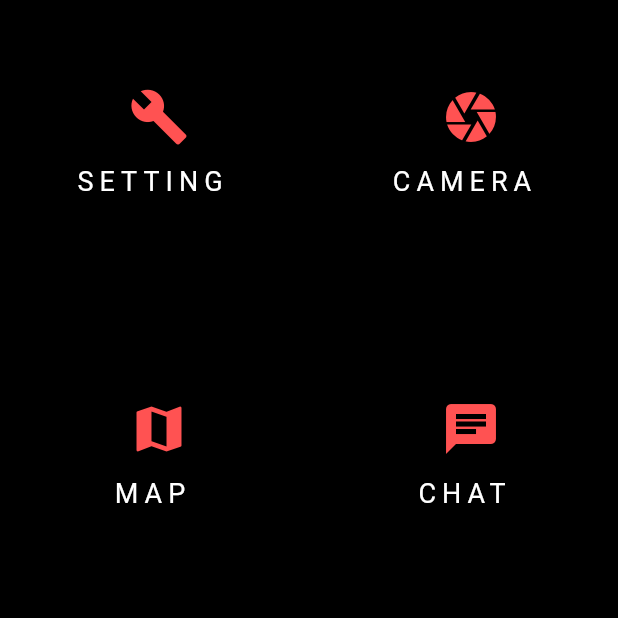
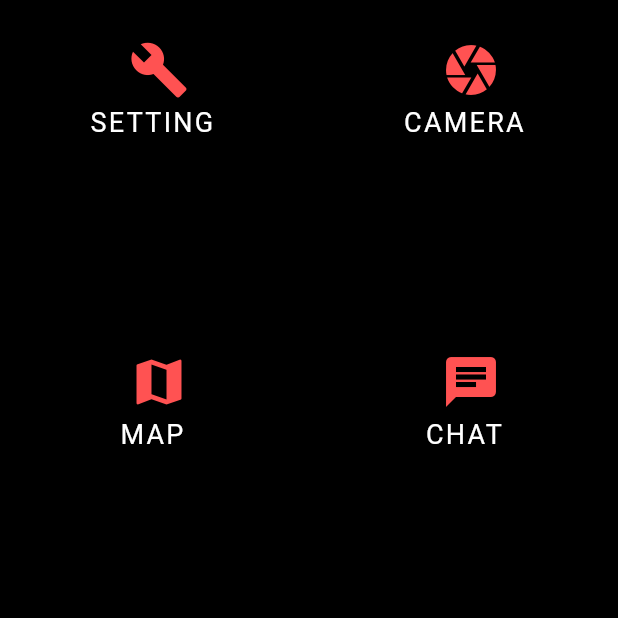
Before and after one commit to zhangdoa/Unboungo, a Flutter app: the screen it shows after launch, after a tap on "Facebook", on a phone screen of 412 x 824 dp, the top half of it. Run offline on Flutter 3.47's test engine with Material 2 defaults, Android fonts, the phone set to English and light mode, and no system bars; our stand-ins replace camera, cloud_firestore, device_info, firebase_auth, firebase_core, flutter_map and 3 more; accounts and stored records are empty.

Commit message:
Refactor to screen adaptive size.
Added custom Widget builder collection class.

```diff
--- a/lib/AboutPage.dart
+++ b/lib/AboutPage.dart
@@ -16,11 +16,10 @@ class AboutPageState extends State<AboutPage> {
         decoration: BoxDecoration(
           color: getThemeData().backgroundColor,
         ),
-        child: Column(
-          children: <Widget>[
-            buildCenterLogo(
-            'ABOUT', 20.0, Icons.adb, getThemeData().accentColor),
-            Divider(height: 12.0),
+        child: Column(children: <Widget>[
+          UBWidgetBuilder().buildCenterLogo(
+              context, 'ABOUT', 20.0, Icons.adb, getThemeData().accentColor),
+          UBWidgetBuilder().buildDivider(context, 12.0),
           Text(
             "Copyright (c) 2019 zhangdoa",
             style: new TextStyle(
@@ -30,8 +29,6 @@ class AboutPageState extends State<AboutPage> {
             ),
             textAlign: TextAlign.center,
           )
-          ]
-        )
-    );
+        ]));
   }
 }
--- a/lib/Interactor.dart
+++ b/lib/Interactor.dart
@@ -51,6 +51,7 @@ class FriendListInteractor {
     });
   }
 }
+
 class RecentChatInteractor {
   RecentChatPresenter _presenter;
   RecentChatRepository _repository;
@@ -71,7 +72,6 @@ class RecentChatInteractor {
     });
   }
 }
-
 
 class ChatMessageInteractor {
   ChatMessagePresenter _presenter;
--- a/lib/LogInPage.dart
+++ b/lib/LogInPage.dart
@@ -12,6 +12,13 @@ import 'package:unboungo/WidgetBuilders.dart';
 import 'package:unboungo/Theme.dart';
 
 class LogInPage extends StatefulWidget {
+  final double screenResolutionFactor;
+
+  LogInPage({
+    Key key,
+    this.screenResolutionFactor,
+  }) : super(key: key);
+
   @override
   State createState() => new LogInPageState();
 }
@@ -29,56 +36,42 @@ class LogInPageState extends State<LogInPage> implements UserAccountPresenter {
       ),
       child: new Column(
         children: <Widget>[
-          buildCenterLogo('UNBOUNGO', 24.0, Icons.device_hub, getThemeData().accentColor),
+          UBWidgetBuilder().buildCenterLogo(context, 'UNBOUNGO', 24.0,
+              Icons.device_hub, getThemeData().accentColor),
           buildLoadingCircularProgressIndicator(),
-          buildLabel("EMAIL", getThemeData().accentColor),
-          buildInputFieldContainer('example@example.com', _textController),
-          Divider(
-            height: 24.0,
-          ),
-          buildLabel("PASSWORD", getThemeData().accentColor),
-          buildInputFieldContainer('********', _textController),
-          Divider(
-            height: 24.0,
-          ),
-          buildRoundButton('Log in', getThemeData().accentColor, signInWithEmail),
-          Divider(
-            height: 24.0,
-          ),
-          Text(
-            "OR CONNECT WITH",
-            style: TextStyle(
-              color: Colors.grey,
-              fontWeight: FontWeight.bold,
-            ),
-          ),
-          Divider(
-            height: 24.0,
-          ),
+          UBWidgetBuilder()
+              .buildLabel(context, "EMAIL", getThemeData().accentColor),
+          UBWidgetBuilder().buildInputFieldContainer(
+              context, 'example@example.com', _textController),
+          UBWidgetBuilder().buildDivider(context, 24.0),
+          UBWidgetBuilder()
+              .buildLabel(context, "PASSWORD", getThemeData().accentColor),
+          UBWidgetBuilder()
+              .buildInputFieldContainer(context, '********', _textController),
+          UBWidgetBuilder().buildDivider(context, 24.0),
+          UBWidgetBuilder().buildRoundButton(
+              context, 'Log in', getThemeData().accentColor, signInWithEmail),
+          UBWidgetBuilder().buildDivider(context, 24.0),
+          UBWidgetBuilder()
+              .buildSplitText(context, "OR CONNECT WITH", Colors.grey),
+          UBWidgetBuilder().buildDivider(context, 24.0),
           Row(
             children: <Widget>[
-              buildRowButtonPadder(),
+              UBWidgetBuilder().buildRowButtonPadder(context, 8.0, 0.25),
               Expanded(
-                child: buildRoundButton(
-                    'Google', Color(0xffdd4b39), signInWithGoogle),
+                child: UBWidgetBuilder().buildRoundButton(
+                    context, 'Google', Color(0xffdd4b39), signInWithGoogle),
               ),
-              buildRowButtonPadder(),
+              UBWidgetBuilder().buildRowButtonPadder(context, 8.0, 0.25),
               Expanded(
-                child: buildRoundButton(
-                    'Facebook', Color(0Xff3B5998), signInWithFacebook),
+                child: UBWidgetBuilder().buildRoundButton(
+                    context, 'Facebook', Color(0Xff3B5998), signInWithFacebook),
               ),
-              buildRowButtonPadder(),
+              UBWidgetBuilder().buildRowButtonPadder(context, 8.0, 0.25),
             ],
           )
         ],
       ),
-    );
-  }
-
-  Container buildRowButtonPadder() {
-    return Container(
-      margin: EdgeInsets.all(8.0),
-      decoration: BoxDecoration(border: Border.all(width: 0.25)),
     );
   }
 
@@ -87,8 +80,8 @@ Widget buildLoadingCircularProgressIndicator() {
         ? Container(
             child: Center(
               child: CircularProgressIndicator(
-          valueColor:
-          AlwaysStoppedAnimation<Color>(getThemeData().accentColor)),
+                  valueColor: AlwaysStoppedAnimation<Color>(
+                      getThemeData().accentColor)),
             ),
             color: Colors.white.withOpacity(1.0),
           )
--- a/lib/MainScreen.dart
+++ b/lib/MainScreen.dart
@@ -44,14 +44,14 @@ class MainScreenState extends State<MainScreen>
       mainAxisSpacing: 4.0,
       crossAxisSpacing: 4.0,
       children: <Widget>[
-        buildPageEntryIconButton(
-            'SETTING', 18.0, Icons.build, getThemeData().accentColor, _goToSettingPage),
-        buildPageEntryIconButton(
-            'CAMERA', 18.0, Icons.camera, getThemeData().accentColor, _goToCameraPage),
-        buildPageEntryIconButton(
-            'MAP', 18.0, Icons.map, getThemeData().accentColor, _goToMapPage),
-        buildPageEntryIconButton(
-            'CHAT', 18.0, Icons.chat, getThemeData().accentColor, _goToChatPage),
+        UBWidgetBuilder().buildPageEntryIconButton(context, 'SETTING', 18.0,
+            Icons.build, getThemeData().accentColor, _goToSettingPage),
+        UBWidgetBuilder().buildPageEntryIconButton(context, 'CAMERA', 18.0,
+            Icons.camera, getThemeData().accentColor, _goToCameraPage),
+        UBWidgetBuilder().buildPageEntryIconButton(context, 'MAP', 18.0,
+            Icons.map, getThemeData().accentColor, _goToMapPage),
+        UBWidgetBuilder().buildPageEntryIconButton(context, 'CHAT', 18.0,
+            Icons.chat, getThemeData().accentColor, _goToChatPage),
       ],
     );
   }
--- a/lib/WidgetBuilders.dart
+++ b/lib/WidgetBuilders.dart
@@ -1,7 +1,29 @@
 import 'package:flutter/material.dart';
 import 'package:flutter/cupertino.dart';
 
-Widget buildRoundButton(text, textColor, onPressedCallback) {
+class UBWidgetBuilder {
+  static final UBWidgetBuilder _singleton = new UBWidgetBuilder._internal();
+
+  factory UBWidgetBuilder() {
+    return _singleton;
+  }
+
+  UBWidgetBuilder._internal();
+
+  double _getDevicePixelRatio(context) {
+    var mediaQueryData = MediaQuery.of(context);
+    //var factor = 2880.0 / mediaQueryData.size.height;
+    var w = mediaQueryData.size.width / 2880.0;
+    var h = mediaQueryData.size.height / 1440.0;
+    var factor = mediaQueryData.devicePixelRatio * w / h;
+    return factor;
+  }
+
+  Widget buildDivider(context, height) {
+    return Divider(height: height * _getDevicePixelRatio(context));
+  }
+
+  Widget buildRoundButton(context, text, textColor, onPressedCallback) {
     return new FlatButton(
         shape: new RoundedRectangleBorder(
           borderRadius: new BorderRadius.circular(30.0),
@@ -15,32 +37,69 @@ Widget buildRoundButton(text, textColor, onPressedCallback) {
         highlightColor: Colors.white70,
         splashColor: Colors.transparent,
         textColor: Colors.white,
-      padding: EdgeInsets.fromLTRB(30.0, 15.0, 30.0, 15.0));
+        padding: EdgeInsets.fromLTRB(
+            30.0 * _getDevicePixelRatio(context),
+            15.0 * _getDevicePixelRatio(context),
+            30.0 * _getDevicePixelRatio(context),
+            15.0 * _getDevicePixelRatio(context)));
   }
 
-Widget buildLabel(text, textColor) {
+  Container buildRowButtonPadder(context, margin, width) {
+    return Container(
+      margin: EdgeInsets.all(margin * _getDevicePixelRatio(context)),
+      decoration: BoxDecoration(
+          border: Border.all(width: width * _getDevicePixelRatio(context))),
+    );
+  }
+
+  Widget buildLabel(context, text, textColor) {
     return new Row(
       children: <Widget>[
         Expanded(
             child: new Padding(
-          padding: const EdgeInsets.only(left: 40.0),
-          child: new Text(
+                padding: EdgeInsets.fromLTRB(
+                    40.0 * _getDevicePixelRatio(context),
+                    0.0,
+                    40.0 * _getDevicePixelRatio(context),
+                    0.0),
+                child: Text(
                   text,
                   style: new TextStyle(
+                    color: textColor,
                     fontWeight: FontWeight.bold,
-              color: textColor,
                     fontSize: 15.0,
                   ),
-          ),
-        ),
-      ),
+                ))),
       ],
     );
   }
 
-Widget buildCenterLogo(text, fontSize, icon, iconColor) {
+  Widget buildSplitText(context, text, textColor) {
+    return new Text(
+      text,
+      style: TextStyle(
+        color: textColor,
+        fontSize: 15.0,
+        fontWeight: FontWeight.bold,
+      ),
+    );
+  }
+
+  Widget buildAppBarText(context, text, textColor) {
+    return new Text(
+      text,
+      style: TextStyle(
+        color: textColor,
+        fontSize: 18.0 * _getDevicePixelRatio(context),
+        fontWeight: FontWeight.bold,
+      ),
+      textAlign: TextAlign.left,
+    );
+  }
+
+  Widget buildCenterLogo(context, text, fontSize, icon, iconColor) {
     return new Container(
-    padding: EdgeInsets.all(100.0),
+      padding: EdgeInsets.all(100.0 * _getDevicePixelRatio(context)),
       child: new Center(
         child: new Column(children: <Widget>[
           new Icon(
@@ -49,13 +108,13 @@ Widget buildCenterLogo(text, fontSize, icon, iconColor) {
             size: 50.0,
           ),
           new Container(
-          padding: EdgeInsets.all(10.0),
+            padding: EdgeInsets.all(10.0 * _getDevicePixelRatio(context)),
             child: Text(
               text,
               style: new TextStyle(
                 color: Colors.white,
                 fontSize: fontSize,
-              letterSpacing: 4.0,
+                letterSpacing: 4.0 * _getDevicePixelRatio(context),
               ),
               textAlign: TextAlign.center,
             ),
@@ -65,17 +124,17 @@ Widget buildCenterLogo(text, fontSize, icon, iconColor) {
     );
   }
 
-Container buildInputFieldContainer(hintText, textController) {
+  Container buildInputFieldContainer(context, hintText, textController) {
     return new Container(
-    margin: const EdgeInsets.only(left: 40.0, right: 40.0, top: 10.0),
       alignment: Alignment.center,
+      margin: EdgeInsets.fromLTRB(40.0 * _getDevicePixelRatio(context), 0.0,
+          40.0 * _getDevicePixelRatio(context), 0.0),
       decoration: BoxDecoration(
         border: Border(
           bottom: BorderSide(
-            color: Colors.redAccent, width: 0.5, style: BorderStyle.solid),
+              color: Colors.redAccent, width: 1.0, style: BorderStyle.solid),
         ),
       ),
-    padding: const EdgeInsets.only(left: 0.0, right: 10.0),
       child: buildInputRow(hintText, textController),
     );
   }
@@ -101,12 +160,13 @@ Widget buildInputRow(hintText, textController) {
     );
   }
 
-Widget buildPageEntryIconButton(text, fontSize, icon, iconColor, onPressed) {
+  Widget buildPageEntryIconButton(
+      context, text, fontSize, icon, iconColor, onPressed) {
     return new Container(
         decoration: BoxDecoration(
           color: Colors.black,
         ),
-      padding: EdgeInsets.all(50.0),
+        padding: EdgeInsets.all(50.0 * _getDevicePixelRatio(context)),
         child: new Center(
           child: Column(children: <Widget>[
             new IconButton(
@@ -117,14 +177,14 @@ Widget buildPageEntryIconButton(text, fontSize, icon, iconColor, onPressed) {
               onPressed: onPressed,
             ),
             Divider(
-            height: 12.0,
+              height: 12.0 * _getDevicePixelRatio(context),
             ),
             new Text(
               text,
               style: new TextStyle(
                 color: Colors.white,
                 fontSize: fontSize,
-              letterSpacing: 4.0,
+                letterSpacing: 4.0 * _getDevicePixelRatio(context),
               ),
               textAlign: TextAlign.center,
             )
@@ -132,7 +192,7 @@ Widget buildPageEntryIconButton(text, fontSize, icon, iconColor, onPressed) {
         ));
   }
 
-Widget buildDropdownButton(List<String>items, onChanged, fontSize) {
+  Widget buildDropdownButton(context, List<String> items, onChanged, fontSize) {
     return new DropdownButton<String>(
         items: items.map((String value) {
           return new DropdownMenuItem<String>(
@@ -140,10 +200,11 @@ Widget buildDropdownButton(List<String>items, onChanged, fontSize) {
             child: new Text(value,
                 style: new TextStyle(
                   color: Colors.black,
-                fontSize: fontSize,
-                letterSpacing: 2.0,
+                  fontSize: fontSize * _getDevicePixelRatio(context),
+                  letterSpacing: 2.0 * _getDevicePixelRatio(context),
                 )),
           );
         }).toList(),
         onChanged: onChanged);
   }
+}
--- a/lib/main.dart
+++ b/lib/main.dart
@@ -1,5 +1,4 @@
 import 'package:flutter/material.dart';
-
 import 'package:unboungo/LogInScreen.dart';
 
 void main() {
```
Also changed, not shown: lib/CameraScreen.dart (+23 -14 lines), lib/MapScreen.dart (+17 -12 lines), lib/Model.dart (+29 -22 lines), lib/SettingScreen.dart (+16 -15 lines), lib/Presenter.dart (line endings or trailing spaces), lib/WorkerScreen.dart (line endings or trailing spaces), pubspec.lock. Lines whose indentation alone changed are shown as unchanged.
